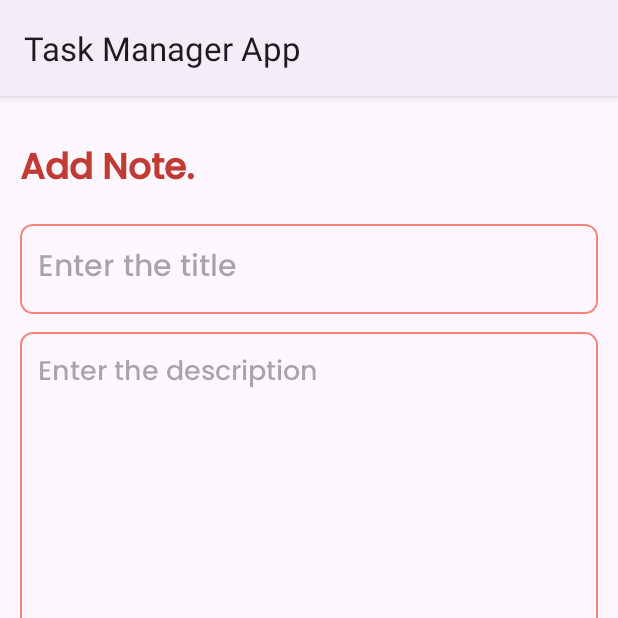
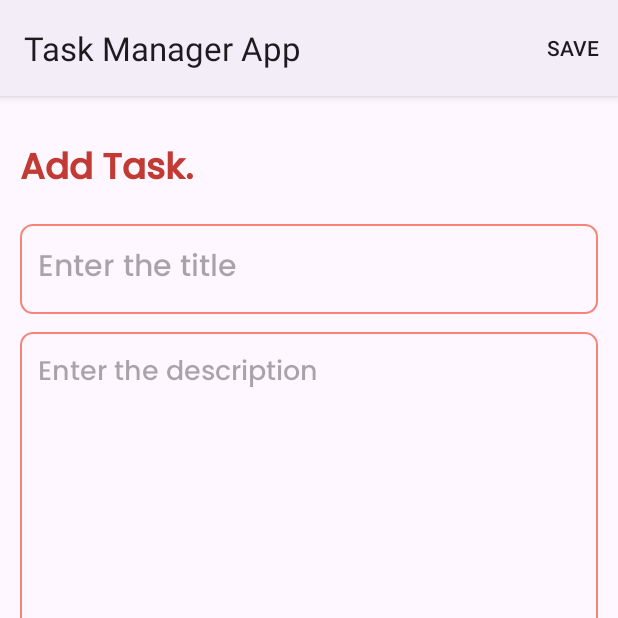
Before and after one commit to Chanuka-Dushan/Android-Task-Manager-Application, an Android app: the AddTaskFragment screen opened through its navigation route, on a phone screen of 412 x 824 dp, the top half of it. Run offline under Robolectric (Android 15) with nearby library versions, the phone set to English and light mode, and no system bars; our stand-ins replace Room's generated code, data binding; 3 statements that could not run were skipped.

Commit message:
updated add task fragment

```diff
--- a/app/src/main/java/com/example/madtaskapp/fragment/AddTaskFragment.kt
+++ b/app/src/main/java/com/example/madtaskapp/fragment/AddTaskFragment.kt
@@ -3,58 +3,84 @@ package com.example.madtaskapp.fragment
 import android.os.Bundle
 import androidx.fragment.app.Fragment
 import android.view.LayoutInflater
+import android.view.Menu
+import android.view.MenuInflater
+import android.view.MenuItem
 import android.view.View
 import android.view.ViewGroup
+import android.widget.Toast
+import androidx.core.view.MenuHost
+import androidx.core.view.MenuProvider
+import androidx.lifecycle.Lifecycle
+import androidx.navigation.findNavController
+import com.example.madtaskapp.MainActivity
 import com.example.madtaskapp.R
+import com.example.madtaskapp.databinding.FragmentAddTaskBinding
+import com.example.madtaskapp.model.Task
+import com.example.madtaskapp.viewmodel.TaskViewMode
 
-// TODO: Rename parameter arguments, choose names that match
-// the fragment initialization parameters, e.g. ARG_ITEM_NUMBER
-private const val ARG_PARAM1 = "param1"
-private const val ARG_PARAM2 = "param2"
 
-/**
- * A simple [Fragment] subclass.
- * Use the [AddTaskFragment.newInstance] factory method to
- * create an instance of this fragment.
- */
-class AddTaskFragment : Fragment() {
-    // TODO: Rename and change types of parameters
-    private var param1: String? = null
-    private var param2: String? = null
+class AddTaskFragment : Fragment(R.layout.fragment_add_task),MenuProvider {
+    private var addTaskBinding:FragmentAddTaskBinding?=null
+    private val binding get() = addTaskBinding!!
 
-    override fun onCreate(savedInstanceState: Bundle?) {
-        super.onCreate(savedInstanceState)
-        arguments?.let {
-            param1 = it.getString(ARG_PARAM1)
-            param2 = it.getString(ARG_PARAM2)
-        }
-    }
+    private lateinit var taskViewModel: TaskViewMode
+    private lateinit var addTaskView:View
+
+
 
     override fun onCreateView(
         inflater: LayoutInflater, container: ViewGroup?,
         savedInstanceState: Bundle?
     ): View? {
         // Inflate the layout for this fragment
-        return inflater.inflate(R.layout.fragment_add_task, container, false)
+//        return inflater.inflate(R.layout.fragment_add_task, container, false)
+        addTaskBinding=FragmentAddTaskBinding.inflate(inflater,container,false)
+        return binding.root
     }
 
-    companion object {
-        /**
-         * Use this factory method to create a new instance of
-         * this fragment using the provided parameters.
-         *
-         * @param param1 Parameter 1.
-         * @param param2 Parameter 2.
-         * @return A new instance of fragment AddTaskFragment.
-         */
-        // TODO: Rename and change types and number of parameters
-        @JvmStatic
-        fun newInstance(param1: String, param2: String) =
-            AddTaskFragment().apply {
-                arguments = Bundle().apply {
-                    putString(ARG_PARAM1, param1)
-                    putString(ARG_PARAM2, param2)
-                }
-            }
+    override fun onViewCreated(view: View, savedInstanceState: Bundle?) {
+        super.onViewCreated(view, savedInstanceState)
+        val menuHost: MenuHost =requireActivity()
+        menuHost.addMenuProvider(this,viewLifecycleOwner, Lifecycle.State.RESUMED)
+
+        taskViewModel=(activity as MainActivity).taskViewModel
+        addTaskView=view
+
     }
+    private fun saveTask(view: View){
+        val taskTitle=binding.addTaskTitle.text.toString().trim()
+        val taskDesc=binding.addTaskDesc.text.toString().trim()
+
+        if (taskTitle.isNotEmpty()){
+            val task=Task(0,taskTitle,taskDesc)
+            taskViewModel.addTask(task)
+
+            Toast.makeText(addTaskView.context,"Task Saved",Toast.LENGTH_SHORT).show()
+            view.findNavController().popBackStack(R.id.homeFragment,false)
+        }else{
+            Toast.makeText(addTaskView.context,"Please Enter a Task Title",Toast.LENGTH_SHORT).show()
+        }
+
+    }
+
+    override fun onCreateMenu(menu: Menu, menuInflater: MenuInflater) {
+        menu.clear()
+        menuInflater.inflate(R.menu.add_task,menu)
+    }
+
+    override fun onMenuItemSelected(menuItem: MenuItem): Boolean {
+        return when(menuItem.itemId){
+            R.id.saveMenu->{
+                saveTask(addTaskView)
+                true
+            }else->false
+        }
+    }
+
+    override fun onDestroy() {
+        super.onDestroy()
+        addTaskBinding=null
+    }
+
 }
--- a/app/src/main/res/layout/fragment_add_task.xml
+++ b/app/src/main/res/layout/fragment_add_task.xml
@@ -12,32 +12,32 @@
         android:padding="12dp">
 
         <TextView
-            android:id="@+id/addNoteHeading"
+            android:id="@+id/addTaskHeading"
             android:layout_width="wrap_content"
             android:layout_height="wrap_content"
             android:layout_alignParentTop="true"
             android:layout_marginTop="16dp"
             android:fontFamily="@font/poppins"
-            android:text="Add Note."
+            android:text="Add Task."
             android:textColor="@color/red"
             android:textSize="24sp"
             android:textStyle="bold" />
 
         <EditText
-            android:id="@+id/addNoteTitle"
+            android:id="@+id/addTaskTitle"
             android:layout_width="match_parent"
             android:layout_height="60dp"
             android:hint="Enter the title"
             android:padding="12dp"
             android:textSize="20sp"
-            android:layout_below="@id/addNoteHeading"
+            android:layout_below="@id/addTaskHeading"
             android:background="@drawable/pink_border"
             android:layout_marginTop="16dp"
             android:maxLines="1"
             android:fontFamily="@font/poppins"/>
 
         <EditText
-            android:id="@+id/addNoteDesc"
+            android:id="@+id/addTaskDesc"
             android:layout_width="match_parent"
             android:layout_height="match_parent"
             android:hint="Enter the description"
@@ -46,7 +46,7 @@
             android:textSize="18sp"
             android:fontFamily="@font/poppins"
             android:background="@drawable/pink_border"
-            android:layout_below="@id/addNoteTitle"
+            android:layout_below="@id/addTaskTitle"
             android:layout_marginTop="12dp" />
 
     </RelativeLayout>
```
